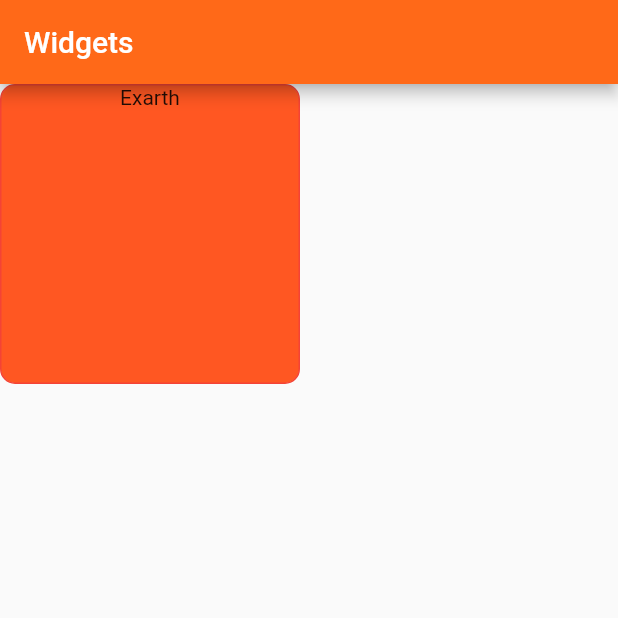
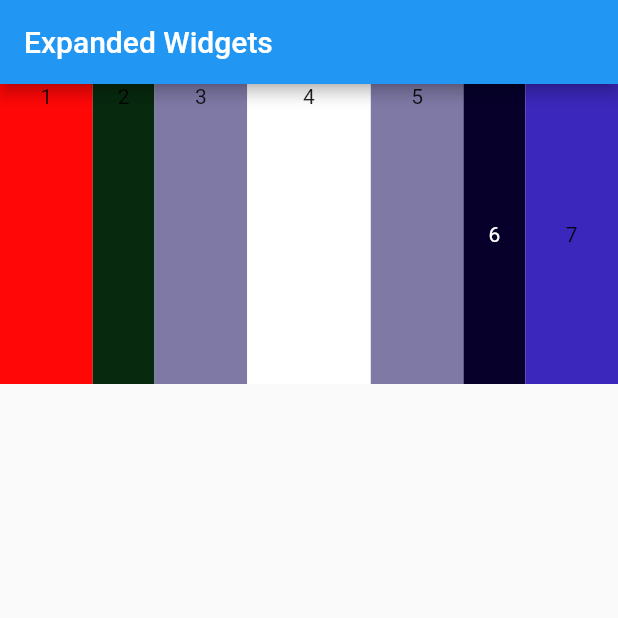
Before and after one commit to Exalter104/Top-widgets-in-flutter, a Flutter app: the screen it shows after launch, on a phone screen of 412 x 824 dp, the top half of it. Run offline on Flutter 3.47's test engine with Material 2 defaults, Android fonts, the phone set to English and light mode, and no system bars.

Commit message:
Widgets:Expanded Widgets

```diff
--- /dev/null
+++ b/top_widgets/lib/expanded.dart
@@ -0,0 +1,82 @@
+import 'package:flutter/material.dart';
+
+class ExpandWidgets extends StatelessWidget {
+  const ExpandWidgets({super.key});
+
+  @override
+  Widget build(BuildContext context) {
+    return MaterialApp(
+      home: Scaffold(
+        appBar: AppBar(
+          title: const Text("Expanded Widgets"),
+        ),
+        body: Row(
+          children: [
+            Expanded(
+                flex: 3,
+                child: Container(
+                  height: 200,
+                  color: const Color.fromARGB(255, 255, 7, 7),
+                  // ignore: prefer_const_constructors
+                  child: Text(
+                    "1",
+                    textAlign: TextAlign.center,
+                  ),
+                )),
+            Expanded(
+                flex: 2,
+                child: Container(
+                  height: 200,
+                  color: const Color.fromARGB(255, 7, 41, 14),
+                  child: const Text("2", textAlign: TextAlign.center),
+                )),
+            Expanded(
+                flex: 3,
+                child: Container(
+                  height: 200,
+                  color: const Color.fromARGB(255, 127, 121, 166),
+                  child: const Text("3", textAlign: TextAlign.center),
+                )),
+            Expanded(
+              flex: 4,
+              child: Container(
+                height: 200,
+                color: const Color.fromARGB(255, 255, 255, 255),
+                child: const Text("4", textAlign: TextAlign.center),
+              ),
+            ),
+            Expanded(
+                flex: 3,
+                child: Container(
+                  height: 200,
+                  color: const Color.fromARGB(255, 127, 121, 166),
+                  child: const Text("5", textAlign: TextAlign.center),
+                )),
+            Expanded(
+              flex: 2,
+              child: Container(
+                height: 200,
+                color: const Color.fromARGB(255, 6, 0, 42),
+                child: const Center(
+                    child: Text(
+                  "6",
+                  textAlign: TextAlign.center,
+                  style: TextStyle(color: Colors.white),
+                )),
+              ),
+            ),
+            Expanded(
+              flex: 3,
+              child: Container(
+                height: 200,
+                color: const Color.fromARGB(255, 59, 39, 187),
+                child:
+                    const Center(child: Text("7", textAlign: TextAlign.center)),
+              ),
+            ),
+          ],
+        ),
+      ),
+    );
+  }
+}
```
Also changed, not shown: top_widgets/lib/main.dart (+88 -4 lines).
